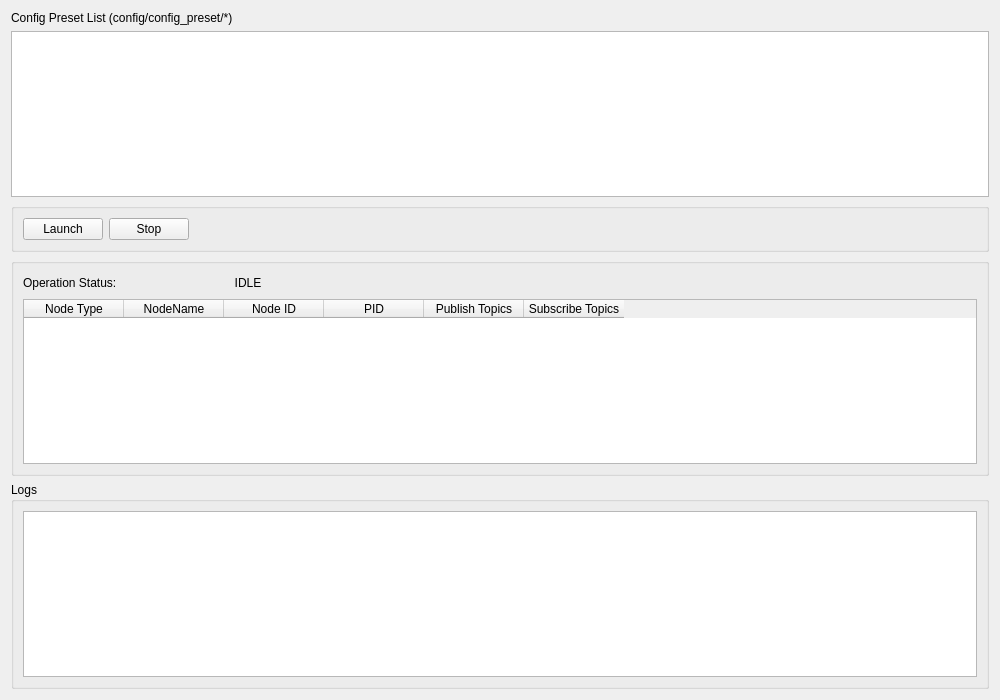
Before: the Qt Designer form gui/monitor_tab.ui in Joshua-AI-Robotics/Joshua, drawn with Qt 5.
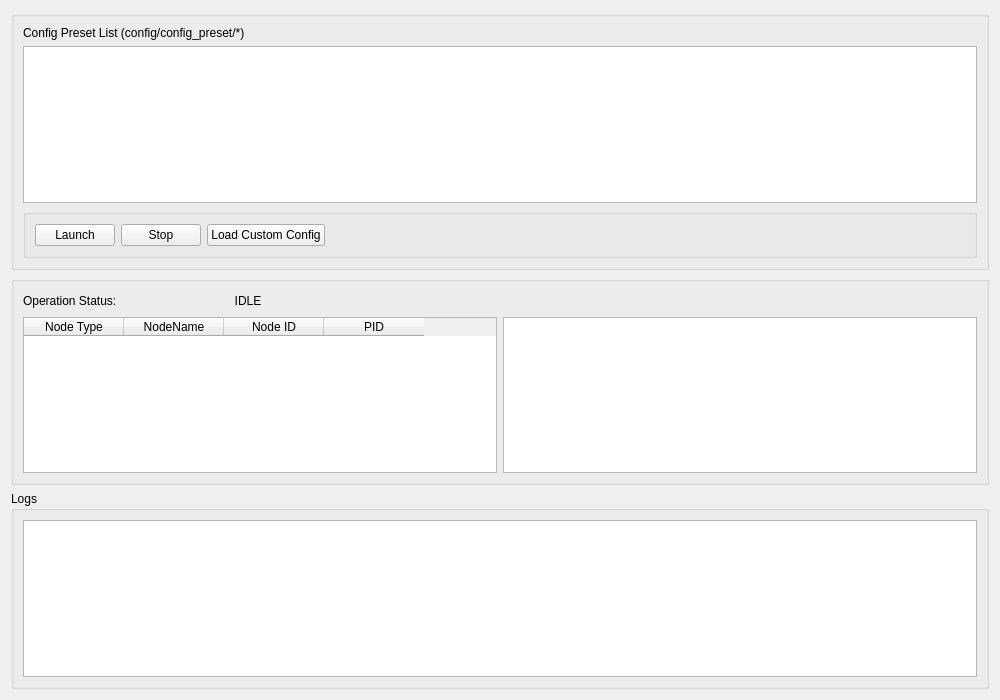
After: the same form once the commit is applied.

Commit message: topic view updated

```diff
--- a/gui/monitor_tab.ui
+++ b/gui/monitor_tab.ui
@@ -12,6 +12,13 @@
   </property>
   <layout class="QVBoxLayout" name="verticalLayout">
    <item>
+    <widget class="QGroupBox" name="configGroup">
+     <property name="sizePolicy">
+      <sizepolicy hsizetype="Preferred" vsizetype="Preferred">
+       <horstretch>0</horstretch>
+       <verstretch>0</verstretch>
+      </sizepolicy>
+     </property>
     <layout class="QVBoxLayout" name="controlGroup">
      <item>
       <widget class="QLabel" name="label">
@@ -26,7 +33,20 @@
       </widget>
      </item>
      <item>
-      <widget class="QListView" name="config_preset_listView"/>
+       <widget class="QListView" name="config_preset_listView">
+        <property name="sizePolicy">
+         <sizepolicy hsizetype="Expanding" vsizetype="MinimumExpanding">
+          <horstretch>0</horstretch>
+          <verstretch>0</verstretch>
+         </sizepolicy>
+        </property>
+        <property name="minimumSize">
+         <size>
+          <width>0</width>
+          <height>100</height>
+         </size>
+        </property>
+       </widget>
      </item>
      <item>
       <widget class="QGroupBox" name="buttonGroup">
@@ -48,6 +68,13 @@
           </property>
          </widget>
         </item>
+         <item>
+          <widget class="QPushButton" name="pushButton">
+           <property name="text">
+            <string>Load Custom Config</string>
+           </property>
+          </widget>
+         </item>
         <item>
          <spacer name="controlSpacer">
           <property name="orientation">
@@ -65,9 +92,16 @@
       </widget>
      </item>
     </layout>
+    </widget>
    </item>
    <item>
     <widget class="QGroupBox" name="nodesGroup">
+     <property name="sizePolicy">
+      <sizepolicy hsizetype="Preferred" vsizetype="Preferred">
+       <horstretch>0</horstretch>
+       <verstretch>0</verstretch>
+      </sizepolicy>
+     </property>
      <property name="title">
       <string/>
      </property>
@@ -125,6 +159,8 @@
        </layout>
       </item>
       <item>
+       <layout class="QHBoxLayout" name="horizontalLayout">
+        <item>
        <widget class="QTableWidget" name="nodeTable">
         <column>
          <property name="text">
@@ -146,17 +182,12 @@
           <string>PID</string>
          </property>
         </column>
-        <column>
-         <property name="text">
-          <string>Publish Topics</string>
-         </property>
-        </column>
-        <column>
-         <property name="text">
-          <string>Subscribe Topics</string>
-         </property>
-        </column>
-       </widget>
+         </widget>
+        </item>
+        <item>
+         <widget class="QTreeView" name="topicTree"/>
+        </item>
+       </layout>
       </item>
      </layout>
     </widget>
```
Lines whose indentation alone changed are shown as unchanged. The commit also changes 2 other files.
